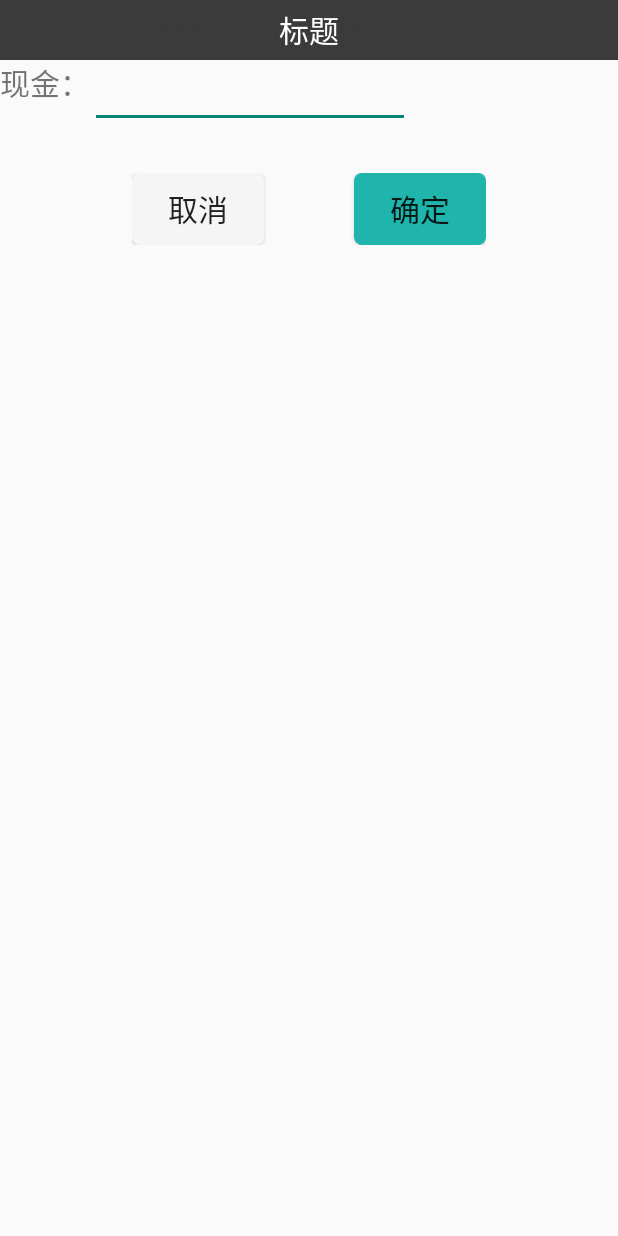
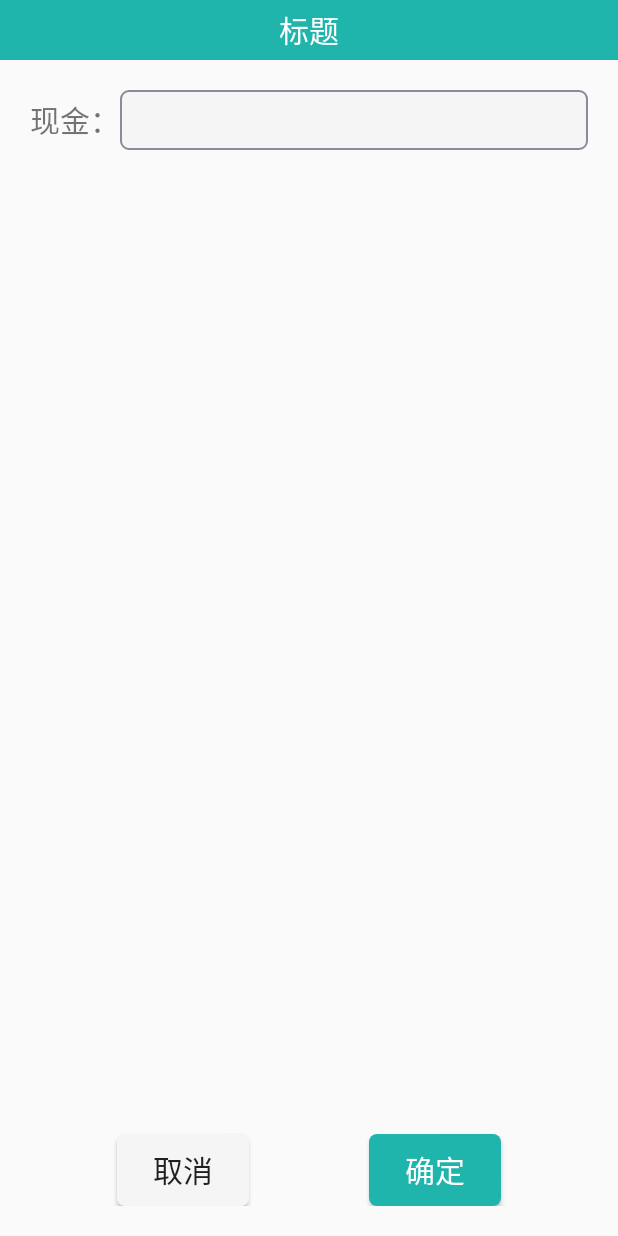
Before and after one commit to cyx362442/Dw_Pos, an Android app: the layout dialog_item.xml on its own in the app's theme, with its tools: preview values and no code run, on a phone screen of 412 x 824 dp. Run offline under Robolectric (Android 15) with nearby library versions, the phone set to English and light mode, and no system bars.

Commit message:
dwpos03255

```diff
--- a/app/src/main/res/layout/dialog_item.xml
+++ b/app/src/main/res/layout/dialog_item.xml
@@ -7,7 +7,7 @@
     <RelativeLayout
         android:layout_width="match_parent"
         android:layout_height="40dp"
-        android:background="@mipmap/homebackgroundtwo"
+        android:background="@color/colorGreen"
         >
         <TextView
             android:id="@+id/tv_title"
@@ -20,27 +20,26 @@
     </RelativeLayout>
     <RelativeLayout
         android:layout_width="match_parent"
-        android:layout_height="wrap_content">
+        android:layout_height="40dp"
+        android:layout_margin="20dp"
+        android:gravity="center_vertical">
         <TextView
-            android:layout_width="wrap_content"
-            android:layout_height="wrap_content"
             android:id="@+id/tv1"
             android:text="现金："
-            android:textSize="20dp"/>
+            android:layout_centerVertical="true"
+         style="@style/textView_openTable"/>
         <EditText
             android:id="@+id/et_input"
-            android:layout_width="wrap_content"
-            android:layout_height="wrap_content"
-            android:ems="10"
+            style="@style/editText_openTable"
+            android:inputType="numberDecimal"
             android:layout_toRightOf="@id/tv1"/>
     </RelativeLayout>
     <LinearLayout
-        android:layout_width="wrap_content"
-        android:layout_height="wrap_content"
-        android:layout_marginTop="30dp"
-        android:layout_marginBottom="10dp"
-        android:layout_gravity="center_horizontal"
-        android:gravity="center">
+        android:layout_width="match_parent"
+        android:layout_height="match_parent"
+        android:gravity="bottom|center_horizontal"
+        android:padding="20dp"
+        >
         <Button
             android:id="@+id/btn_cancel"
             android:layout_width="wrap_content"
@@ -53,8 +52,9 @@
             android:layout_width="wrap_content"
             android:layout_height="wrap_content"
             android:background="@drawable/shape_land"
-            android:layout_marginLeft="60dp"
+            android:layout_marginLeft="80dp"
             android:textSize="20dp"
+            android:textColor="@color/colorWhite"
             android:text="确定"/>
     </LinearLayout>
 </LinearLayout>
```
Also changed, not shown: app/src/main/java/com/duowei/dw_pos/CheckOutActivity.java (+82 -3 lines), app/src/main/java/com/duowei/dw_pos/dialog/CheckOutDialog.java (+8 -3 lines), app/src/main/res/layout/activity_check_out.xml (+9 -4 lines).
